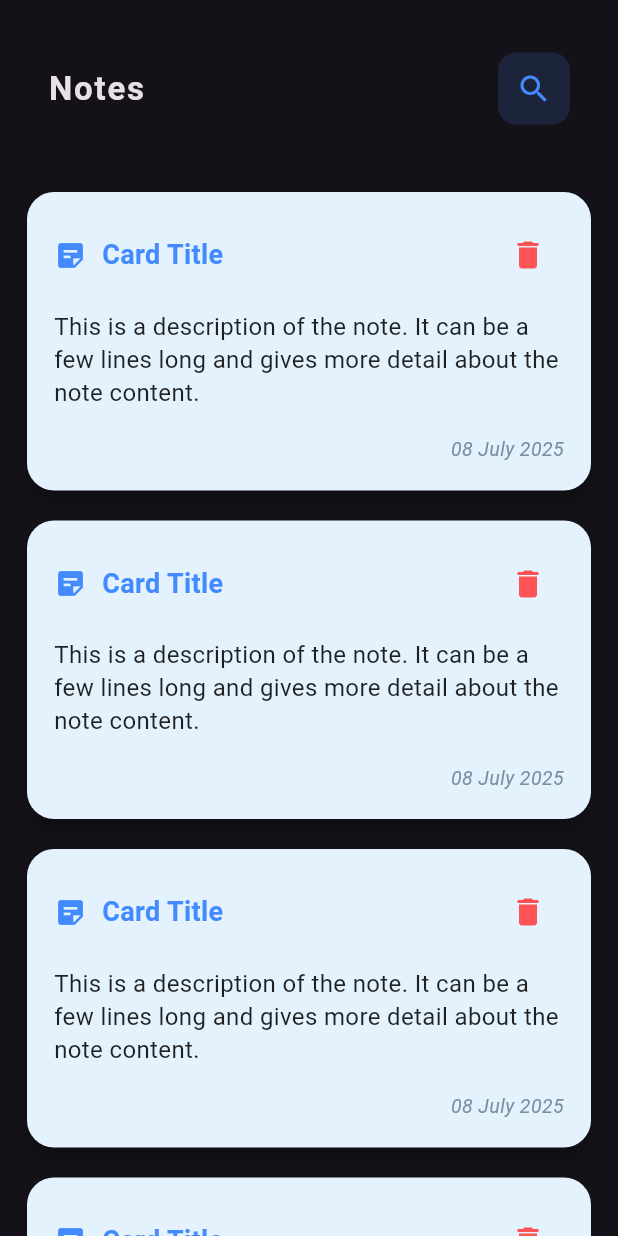
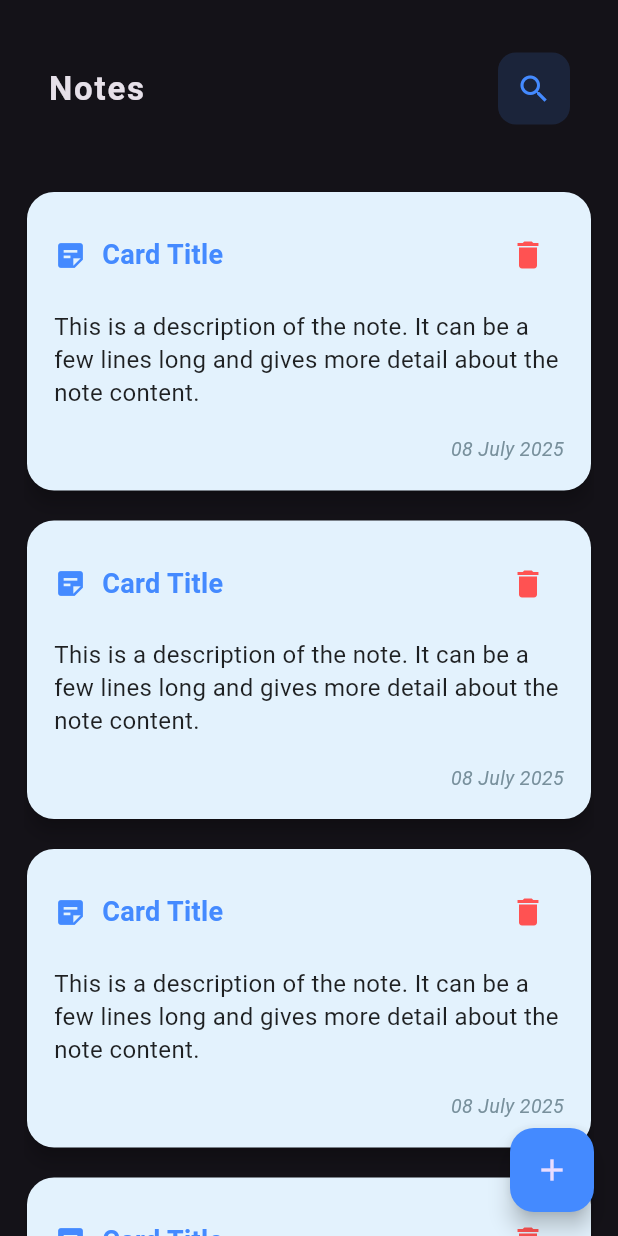
Before and after one commit to GamalNaserApdo/note_app_local_db, a Flutter app: the screen it shows after launch, on a phone screen of 412 x 824 dp. Run offline on Flutter 3.47's test engine with Material 3 defaults, Android fonts, the phone set to English and light mode, and no system bars.

Commit message:
addig floating action button

```diff
--- a/lib/views/notes_view.dart
+++ b/lib/views/notes_view.dart
@@ -7,6 +7,16 @@ class NotesView extends StatelessWidget {
 
   @override
   Widget build(BuildContext context) {
-    return Scaffold(body: NotesViewBody());
+    return Scaffold(
+      body: NotesViewBody(),
+
+      floatingActionButton: FloatingActionButton(
+        onPressed: () {
+          // Add your action here, e.g., navigate to a new note screen
+        },
+        child: Icon(Icons.add),
+        backgroundColor: Colors.blueAccent,
+      ),
+    );
   }
 }
--- a/lib/widgets/NotesViewBody.dart
+++ b/lib/widgets/NotesViewBody.dart
@@ -10,7 +10,8 @@ class NotesViewBody extends StatelessWidget {
   Widget build(BuildContext context) {
     return Padding(
       padding: const EdgeInsets.symmetric(horizontal: 16),
-      child: Column(children: [CustoumAppBar(), NotesListView()]),
+      child: Column(children: [CustoumAppBar(), NotesListView()]
+      ),
     );
   }
 }
```
